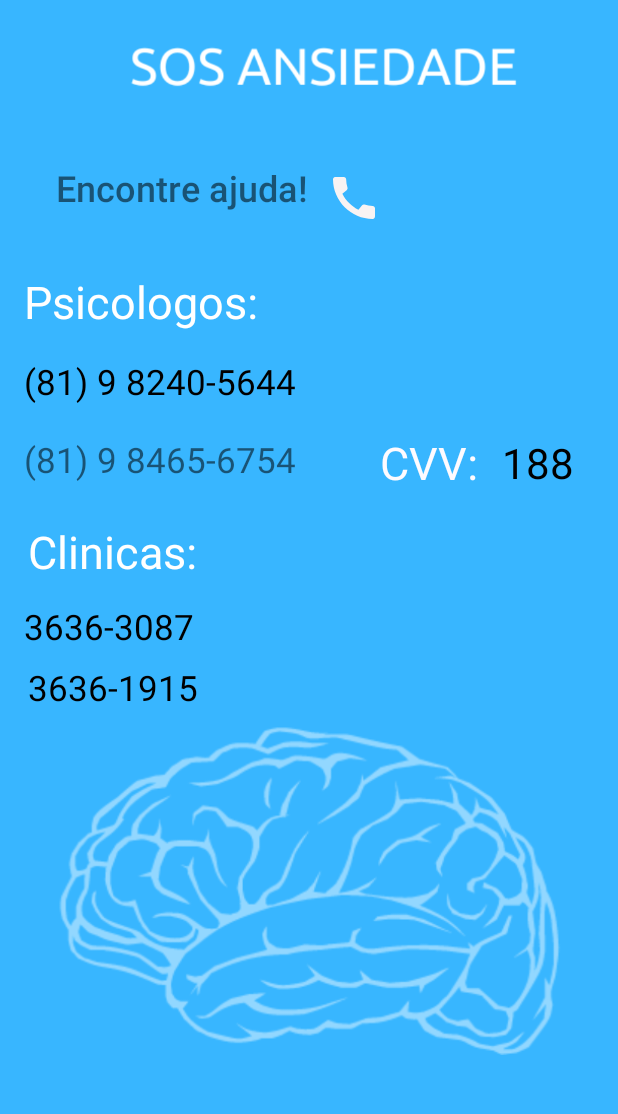
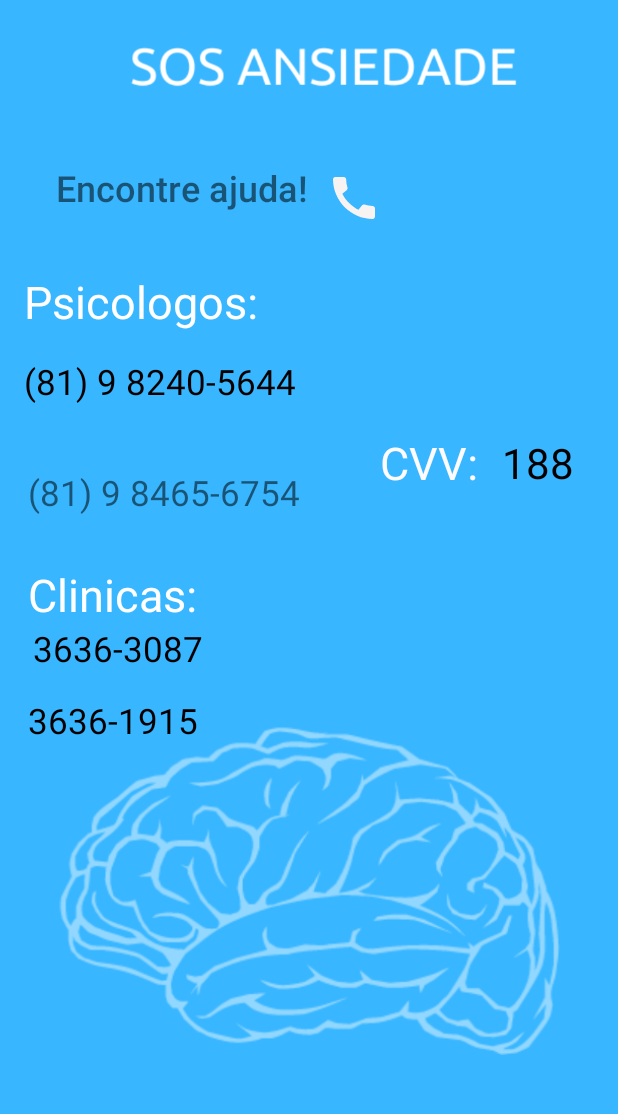
Before and after one commit to mayara18estefany/sos-ansiedade, an Android app: the Feed screen opened directly, with no data from a screen before it, on a phone screen of 412 x 824 dp, the part 119-1233 px from its top. Run offline under Robolectric (Android 15) with nearby library versions, the phone set to English and light mode, and no system bars; Roboto replaces fonts that are not available here.

```diff
--- a/app/src/main/res/layout/activity_feed.xml
+++ b/app/src/main/res/layout/activity_feed.xml
@@ -108,7 +108,7 @@
         app:layout_constraintHorizontal_bias="0.063"
         app:layout_constraintStart_toStartOf="parent"
         app:layout_constraintTop_toBottomOf="@+id/textView22"
-        app:layout_constraintVertical_bias="0.847" />
+        app:layout_constraintVertical_bias="1.0" />
 
     <TextView
         android:id="@+id/textView19"
@@ -120,10 +120,10 @@
         android:textSize="23sp"
         app:layout_constraintBottom_toTopOf="@+id/imageView14"
         app:layout_constraintEnd_toEndOf="parent"
-        app:layout_constraintHorizontal_bias="0.053"
+        app:layout_constraintHorizontal_bias="0.073"
         app:layout_constraintStart_toStartOf="parent"
         app:layout_constraintTop_toTopOf="parent"
-        app:layout_constraintVertical_bias="0.97" />
+        app:layout_constraintVertical_bias="1.0" />
 
     <TextView
         android:id="@+id/textView20"
@@ -137,7 +137,7 @@
         app:layout_constraintHorizontal_bias="0.063"
         app:layout_constraintStart_toStartOf="parent"
         app:layout_constraintTop_toBottomOf="@+id/textView19"
-        app:layout_constraintVertical_bias="0.033" />
+        app:layout_constraintVertical_bias="0.062" />
 
     <TextView
         android:id="@+id/textView21"
@@ -176,9 +176,9 @@
         android:textSize="23sp"
         app:layout_constraintBottom_toTopOf="@+id/textView18"
         app:layout_constraintEnd_toEndOf="parent"
-        app:layout_constraintHorizontal_bias="0.068"
+        app:layout_constraintHorizontal_bias="0.08"
         app:layout_constraintStart_toStartOf="parent"
         app:layout_constraintTop_toBottomOf="@+id/textView22"
-        app:layout_constraintVertical_bias="0.45" />
+        app:layout_constraintVertical_bias="0.571" />
 
 </androidx.constraintlayout.widget.ConstraintLayout>
```
